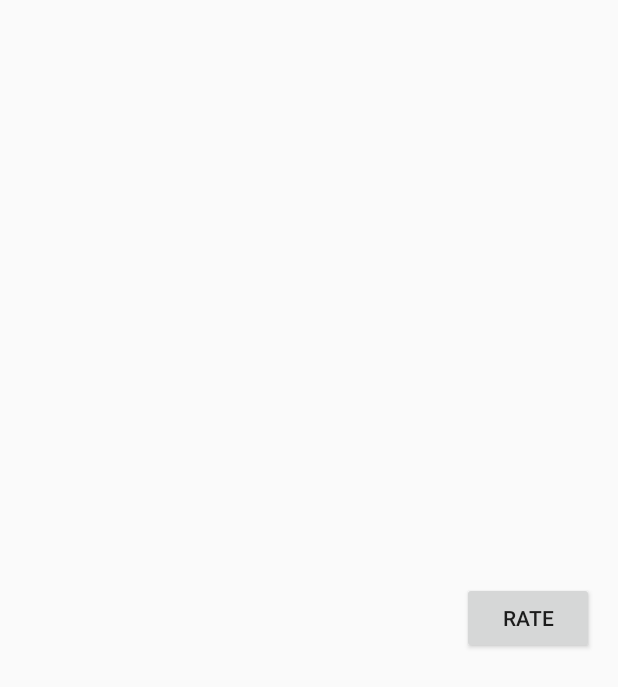
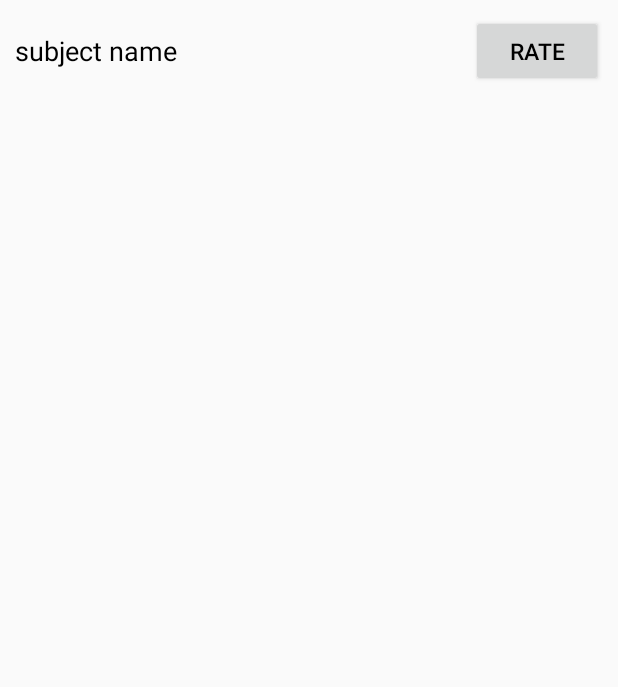
Before and after one commit to chienptit941/HackathonHCVT, an Android app: the layout user_item.xml on its own in the app's theme, with its tools: preview values and no code run, on a phone screen of 412 x 824 dp. Shown: the top 687 px of the screen. Run offline under Robolectric (Android 15) with nearby library versions, the phone set to English and light mode, and no system bars; network calls fail.

Commit message:
user activity

```diff
--- a/Hackathon-Recommendator/app/src/main/res/layout/user_item.xml
+++ b/Hackathon-Recommendator/app/src/main/res/layout/user_item.xml
@@ -1,26 +1,42 @@
 <?xml version="1.0" encoding="utf-8"?>
 <RelativeLayout xmlns:android="http://schemas.android.com/apk/res/android"
     android:layout_width="match_parent"
-    android:layout_height="match_parent"
-    android:paddingLeft="16dp"
-    android:paddingRight="16dp" >
+    android:layout_height="wrap_content"
+    android:padding="10dp">
+
     <Button
         android:id="@+id/user_subject_rate"
         android:layout_width="wrap_content"
         android:layout_height="wrap_content"
         android:layout_alignParentRight="true"
         android:layout_centerVertical="true"
-        android:text="Rate" />
+        android:singleLine="true"
+        android:text="Rate"
+        android:textColor="@android:color/black"
+        android:textSize="15sp" />
+
+
     <TextView
         android:id="@+id/user_subject_status"
         android:layout_width="wrap_content"
         android:layout_height="wrap_content"
         android:layout_centerVertical="true"
-        android:layout_toLeftOf="@id/user_subject_rate"/>
+        android:layout_marginRight="10dp"
+        android:layout_toLeftOf="@id/user_subject_rate"
+        android:singleLine="true"
+        android:text="Status"
+        android:textColor="@android:color/black"
+        android:textSize="15sp"
+        android:visibility="gone" />
+
     <TextView
         android:id="@+id/user_subject_name"
         android:layout_width="match_parent"
         android:layout_height="wrap_content"
         android:layout_centerVertical="true"
-        android:layout_toLeftOf="@id/user_subject_status"/>
+        android:layout_marginRight="10dp"
+        android:layout_toLeftOf="@id/user_subject_status"
+        android:text="subject name"
+        android:textColor="@android:color/black"
+        android:textSize="18sp" />
 </RelativeLayout>
```
Also changed, not shown: Hackathon-Recommendator/app/src/main/java/com/example/ristu/hackathon_recommendator/dialog/RateDialog.java (+8 -0 lines), Hackathon-Recommendator/app/src/main/java/com/example/ristu/hackathon_recommendator/dialog/SubjectDetailDialog.java (+35 -8 lines), Hackathon-Recommendator/app/src/main/java/com/example/ristu/hackathon_recommendator/model/SubjectDTO.java (+4 -4 lines), Hackathon-Recommendator/app/src/main/java/com/example/ristu/hackathon_recommendator/user/UserActivity.java (+31 -5 lines), Hackathon-Recommendator/app/src/main/res/layout/subject_detail_dialog.xml (+6 -6 lines).
